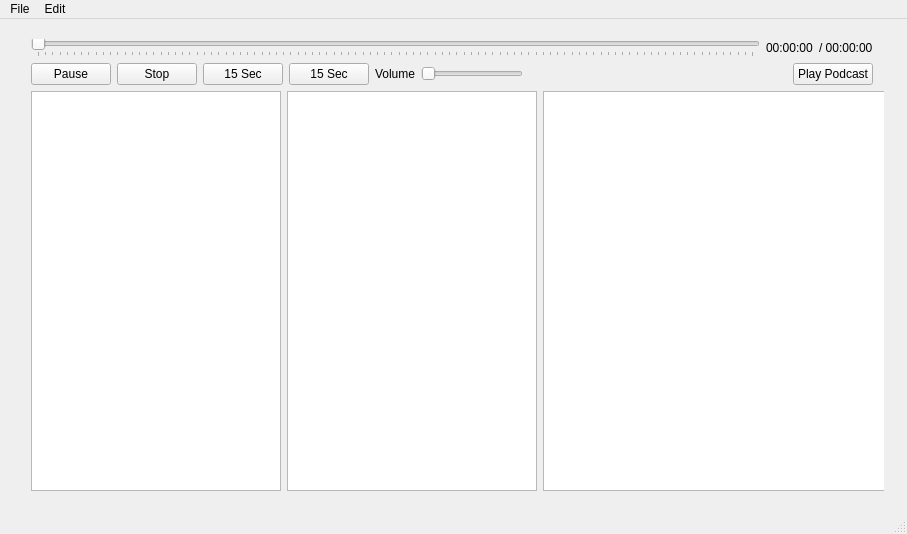
pureooze/PodcastFeed, file mainwindow.ui: the form before one commit.
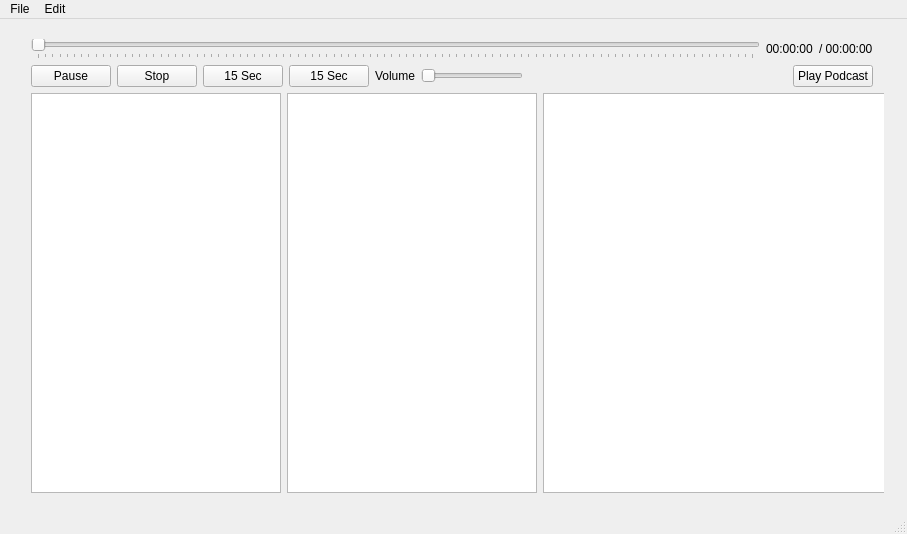
The form after the commit.

Commit message:
Fixed some issue presented by the merge on the previous pull. Had to fix some issues presented by the introduction of the new class.
Hopefully this doesn't have as many conflicts. It seems to build and run successfully with features on my machine.

Diff of the .ui file:
```diff
--- a/mainwindow.ui
+++ b/mainwindow.ui
@@ -20,7 +20,7 @@
       <x>20</x>
       <y>9</y>
       <width>864</width>
-      <height>480</height>
+      <height>497</height>
      </rect>
     </property>
     <layout class="QGridLayout" name="gridLayout_2">
```
Left out of the diff: 49 changed lines with no effect on the pictures. The commit also changes 2 other files.
